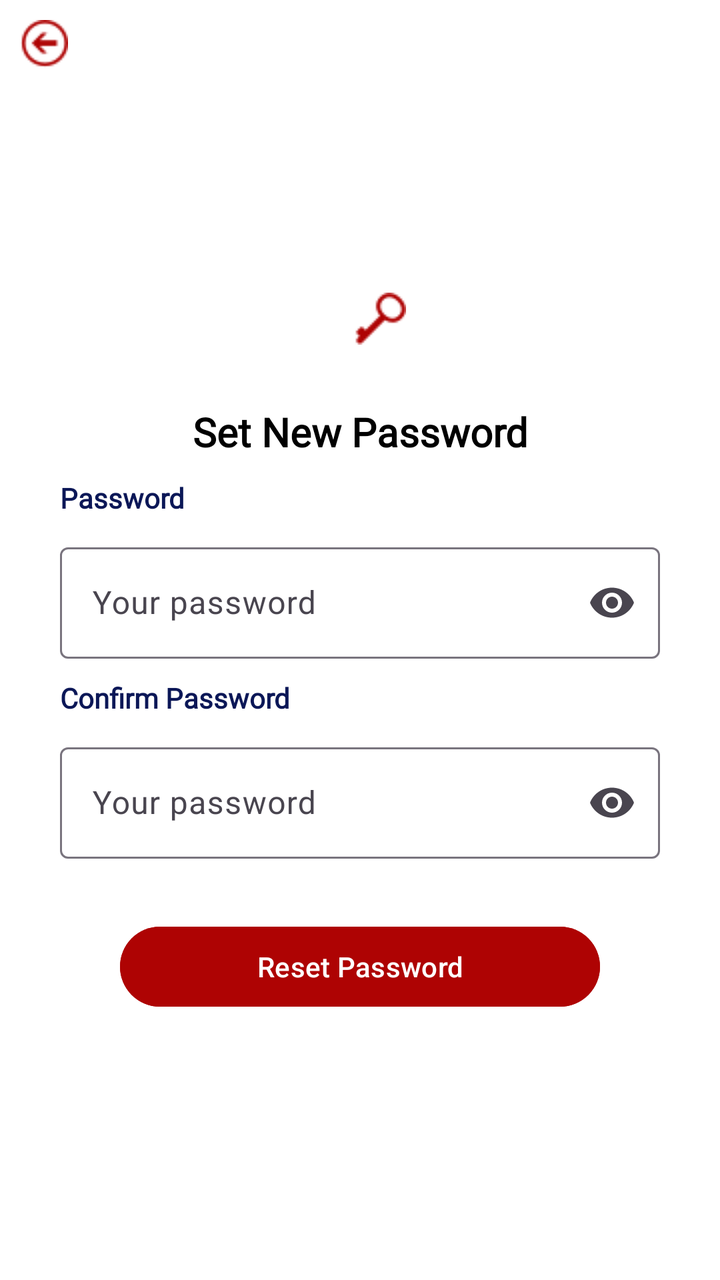
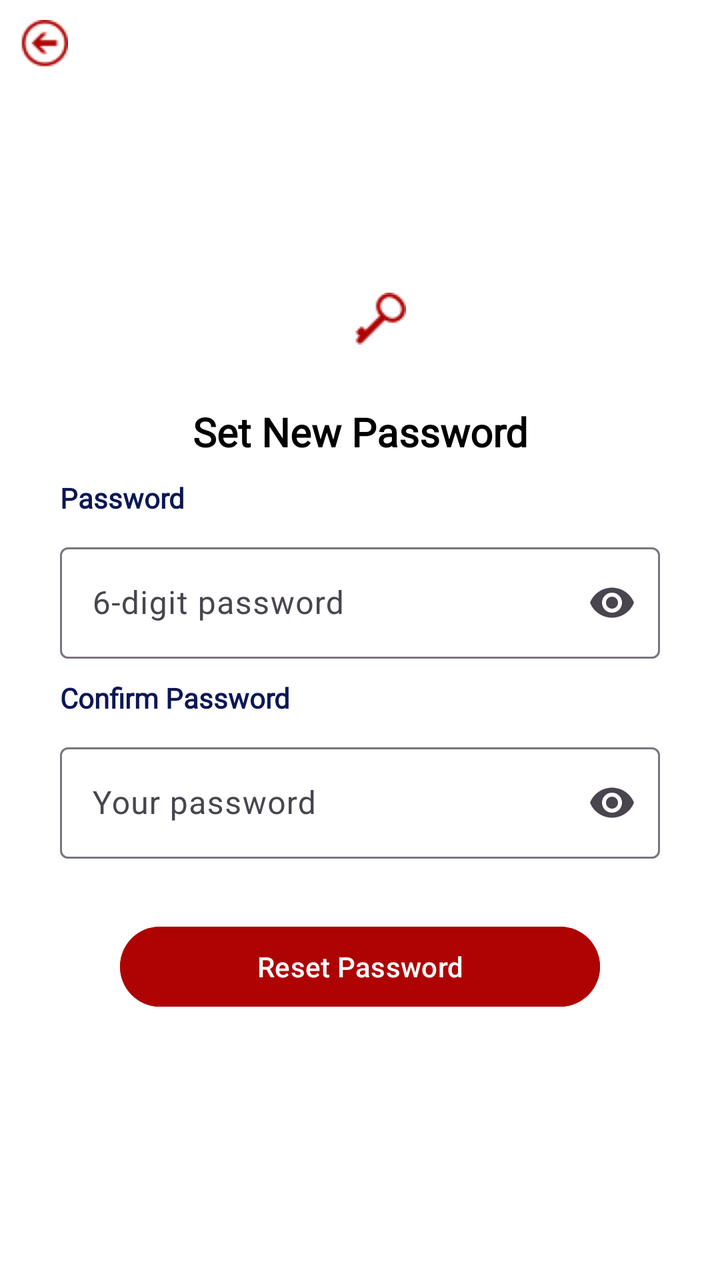

The first picture is an Android layout as it rendered before a commit; the second is the same layout after the commit. The layout source and the unified diff follow.
<!-- AndroidManifest.xml: application theme Theme.BloodBankT -->
<!-- res/layout/activity_reset_pass.xml -->
<?xml version="1.0" encoding="utf-8"?>
<LinearLayout xmlns:android="http://schemas.android.com/apk/res/android"
    xmlns:app="http://schemas.android.com/apk/res-auto"
    xmlns:tools="http://schemas.android.com/tools"
    android:id="@+id/main"
    android:layout_width="match_parent"
    android:layout_height="match_parent"
    tools:context=".ResetPass"
    android:background="#AE0303">
    <LinearLayout
        android:layout_width="match_parent"
        android:layout_height="match_parent"
        android:orientation="vertical"
        android:background="@android:color/white"
        >
        <ImageView
            android:id="@+id/backArrow"
            android:layout_width="wrap_content"
            android:layout_height="wrap_content"
            android:src="@drawable/backarrow"
            android:layout_marginTop="10dp"
            android:layout_marginLeft="10dp"
            />
        <LinearLayout
            android:layout_width="match_parent"
            android:layout_height="match_parent"
            android:gravity="center"
            android:layout_margin="30dp"
            android:orientation="vertical"
            >
            <ImageView
                android:layout_width="wrap_content"
                android:layout_height="wrap_content"
                android:src="@drawable/key"
                android:layout_marginTop="10dp"
                android:layout_marginLeft="10dp"
                />
            <TextView
                android:fontFamily="@font/font_family"
                android:layout_width="match_parent"
                android:layout_height="wrap_content"
                android:text="Set New Password"
                android:textSize="20dp"
                android:gravity="center"
                android:layout_marginTop="30dp"
                android:textStyle="bold"
                android:textColor="@color/black"
                />
            <TextView
                android:fontFamily="@font/font_family"
                android:layout_width="wrap_content"
                android:layout_height="wrap_content"
                android:text="Password"
                android:textStyle="bold"
                android:textColor="#0B1757"
                android:layout_gravity="start"
                android:layout_marginBottom="10dp"
                android:layout_marginTop="10dp"
                />
            <com.google.android.material.textfield.TextInputLayout
                android:layout_width="match_parent"
                android:layout_height="wrap_content"
                android:hint="Your password"
                app:endIconCheckable="true"
                app:endIconMode="password_toggle"
                >
                <com.google.android.material.textfield.TextInputEditText
                    android:id="@+id/password"
                    android:layout_width="match_parent"
                    android:layout_height="wrap_content"
                    android:inputType="textPassword"
                    android:textColor="@color/black"
                    />
            </com.google.android.material.textfield.TextInputLayout>
            <TextView
                android:fontFamily="@font/font_family"
                android:layout_width="wrap_content"
                android:layout_height="wrap_content"
                android:text="Confirm Password"
                android:textStyle="bold"
                android:textColor="#0B1757"
                android:layout_gravity="start"
                android:layout_marginBottom="10dp"
                android:layout_marginTop="10dp"
                />
            <com.google.android.material.textfield.TextInputLayout
                android:layout_width="match_parent"
                android:layout_height="wrap_content"
                android:hint="Your password"
                app:endIconCheckable="true"
                app:endIconMode="password_toggle"
                >
                <com.google.android.material.textfield.TextInputEditText
                    android:id="@+id/confirm_pass"
                    android:layout_width="match_parent"
                    android:layout_height="wrap_content"
                    android:inputType="textPassword"
                    android:textColor="@color/black"
                    />
            </com.google.android.material.textfield.TextInputLayout>
            <ProgressBar
                android:id="@+id/progressBar"
                android:layout_width="wrap_content"
                android:layout_height="wrap_content"
                android:visibility="gone"
                />
            <Button
                android:id="@+id/reset_button"
                android:layout_width="match_parent"
                android:layout_height="wrap_content"
                android:text="Reset Password"
                android:backgroundTint="#AE0303"
                android:layout_margin="30dp"
                android:textColor="@android:color/white"
                />
        </LinearLayout>
    </LinearLayout>

</LinearLayout>
<!-- resources referenced by this layout -->
<resources>
  <color name="black">#FF000000</color>
  <!-- drawable backarrow: png bitmap (drawable, 736 bytes) -->
  <!-- drawable key: png bitmap (drawable, 537 bytes) -->
  <style name="Theme.BloodBankT" parent="Base.Theme.BloodBankT" />
  <style name="Base.Theme.BloodBankT" parent="Theme.Material3.DayNight.NoActionBar">
          
          
      </style>
</resources>

<!-- the commit's change to res/layout/activity_reset_pass.xml (unified diff, before → after) -->
@@ -60,7 +60,7 @@
             <com.google.android.material.textfield.TextInputLayout
                 android:layout_width="match_parent"
                 android:layout_height="wrap_content"
-                android:hint="Your password"
+                android:hint="6-digit password"
                 app:endIconCheckable="true"
                 app:endIconMode="password_toggle"
                 >
